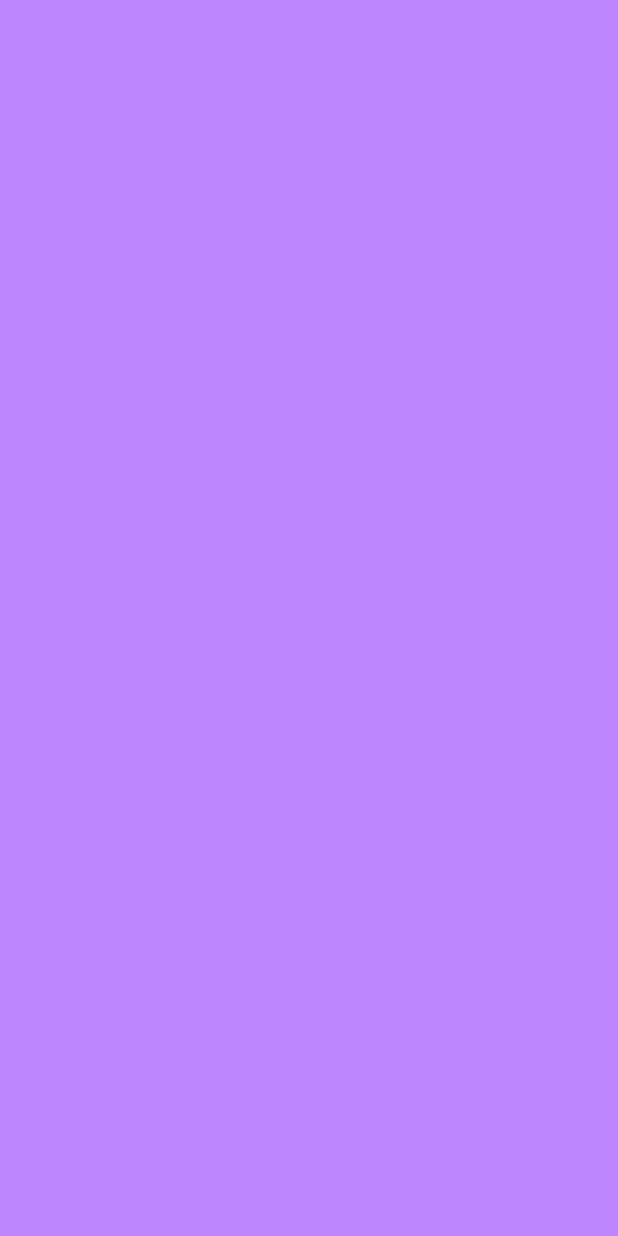
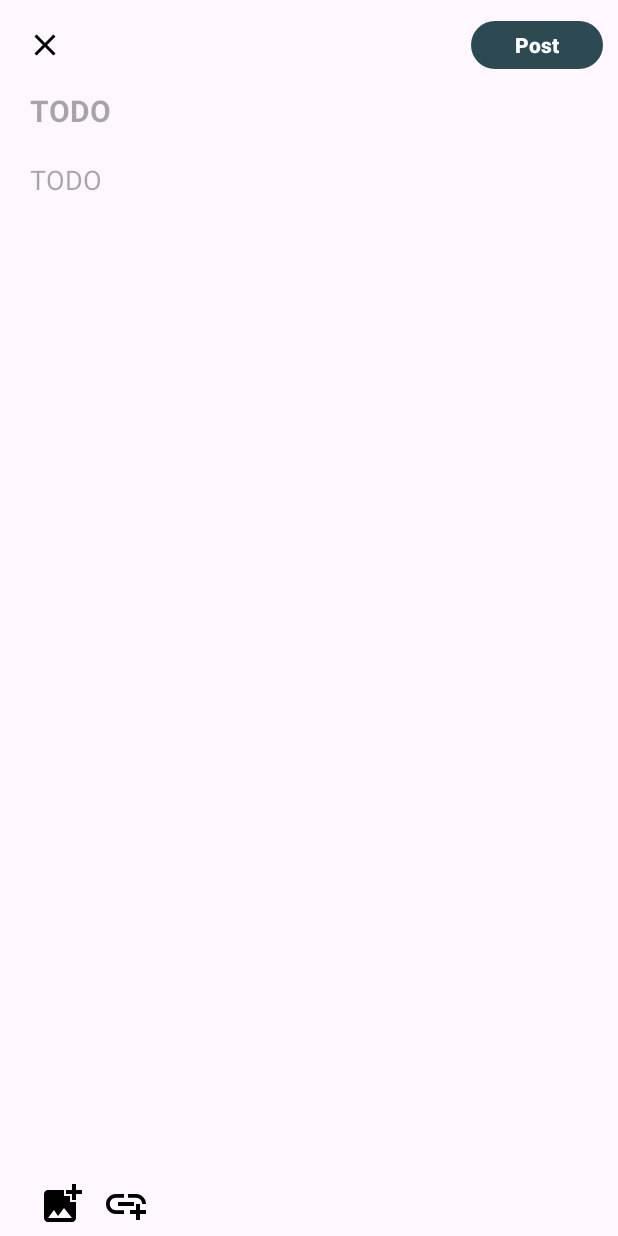
Before and after one commit to klenovn/ARTicle, an Android app: the screen it shows after launch (MainActivity), on a phone screen of 412 x 824 dp. Before the commit the screen is empty. Run offline under Robolectric (Android 15) with nearby library versions, the phone set to English and light mode, and no system bars.

Commit message:
Добавлен свёрстанный экран создания статьи

```diff
--- a/app/build.gradle.kts
+++ b/app/build.gradle.kts
@@ -36,6 +36,7 @@ android {
 }
 
 dependencies {
+    implementation("androidx.fragment:fragment-ktx:1.5.6")
 
     implementation("androidx.core:core-ktx:1.12.0")
     implementation("androidx.appcompat:appcompat:1.6.1")
--- a/app/src/main/AndroidManifest.xml
+++ b/app/src/main/AndroidManifest.xml
@@ -14,7 +14,8 @@
         tools:targetApi="31">
         <activity
             android:name=".MainActivity"
-            android:exported="true">
+            android:exported="true"
+            android:windowSoftInputMode="adjustResize">
             <intent-filter>
                 <action android:name="android.intent.action.MAIN"/>
                 <category android:name="android.intent.category.LAUNCHER"/>
--- /dev/null
+++ b/app/src/main/java/com/comrades/article/CreateArticleFragment.kt
@@ -0,0 +1,5 @@
+package com.comrades.article
+
+import androidx.fragment.app.Fragment
+
+class CreateArticleFragment : Fragment(R.layout.fragment_create_article)
--- a/app/src/main/java/com/comrades/article/MainActivity.kt
+++ b/app/src/main/java/com/comrades/article/MainActivity.kt
@@ -2,10 +2,18 @@ package com.comrades.article
 
 import android.os.Bundle
 import androidx.appcompat.app.AppCompatActivity
+import androidx.fragment.app.add
+import androidx.fragment.app.commit
 
 class MainActivity : AppCompatActivity() {
     override fun onCreate(savedInstanceState: Bundle?) {
         super.onCreate(savedInstanceState)
         setContentView(R.layout.activity_main)
+
+        if (savedInstanceState == null) {
+            supportFragmentManager.commit {
+                add<CreateArticleFragment>(R.id.fragment_container, "createArticle")
+            }
+        }
     }
 }
--- /dev/null
+++ b/app/src/main/res/drawable-night/baseline_add_link_24.xml
@@ -0,0 +1,5 @@
+<vector xmlns:android="http://schemas.android.com/apk/res/android" android:height="32dp" android:tint="#81D4FA" android:viewportHeight="24" android:viewportWidth="24" android:width="32dp">
+
+    <path android:fillColor="@android:color/white" android:pathData="M8,11h8v2L8,13zM20.1,12L22,12c0,-2.76 -2.24,-5 -5,-5h-4v1.9h4c1.71,0 3.1,1.39 3.1,3.1zM3.9,12c0,-1.71 1.39,-3.1 3.1,-3.1h4L11,7L7,7c-2.76,0 -5,2.24 -5,5s2.24,5 5,5h4v-1.9L7,15.1c-1.71,0 -3.1,-1.39 -3.1,-3.1zM19,12h-2v3h-3v2h3v3h2v-3h3v-2h-3z"/>
+
+</vector>
--- /dev/null
+++ b/app/src/main/res/drawable-night/baseline_add_photo_alternate_24.xml
@@ -0,0 +1,5 @@
+<vector xmlns:android="http://schemas.android.com/apk/res/android" android:height="32dp" android:tint="#81D4FA" android:viewportHeight="24" android:viewportWidth="24" android:width="32dp">
+
+    <path android:fillColor="@android:color/white" android:pathData="M19,7v2.99s-1.99,0.01 -2,0L17,7h-3s0.01,-1.99 0,-2h3L17,2h2v3h3v2h-3zM16,11L16,8h-3L13,5L5,5c-1.1,0 -2,0.9 -2,2v12c0,1.1 0.9,2 2,2h12c1.1,0 2,-0.9 2,-2v-8h-3zM5,19l3,-4 2,3 3,-4 4,5L5,19z"/>
+
+</vector>
--- /dev/null
+++ b/app/src/main/res/drawable-night/baseline_close_24.xml
@@ -0,0 +1,5 @@
+<vector xmlns:android="http://schemas.android.com/apk/res/android" android:height="24dp" android:tint="@color/colorPrimary" android:viewportHeight="24" android:viewportWidth="24" android:width="24dp">
+
+    <path android:fillColor="@android:color/white" android:pathData="M19,6.41L17.59,5 12,10.59 6.41,5 5,6.41 10.59,12 5,17.59 6.41,19 12,13.41 17.59,19 19,17.59 13.41,12z"/>
+
+</vector>
--- /dev/null
+++ b/app/src/main/res/drawable/baseline_add_link_24.xml
@@ -0,0 +1,5 @@
+<vector xmlns:android="http://schemas.android.com/apk/res/android" android:height="32dp" android:tint="#000000" android:viewportHeight="24" android:viewportWidth="24" android:width="32dp">
+
+    <path android:fillColor="@android:color/white" android:pathData="M8,11h8v2L8,13zM20.1,12L22,12c0,-2.76 -2.24,-5 -5,-5h-4v1.9h4c1.71,0 3.1,1.39 3.1,3.1zM3.9,12c0,-1.71 1.39,-3.1 3.1,-3.1h4L11,7L7,7c-2.76,0 -5,2.24 -5,5s2.24,5 5,5h4v-1.9L7,15.1c-1.71,0 -3.1,-1.39 -3.1,-3.1zM19,12h-2v3h-3v2h3v3h2v-3h3v-2h-3z"/>
+
+</vector>
--- /dev/null
+++ b/app/src/main/res/drawable/baseline_add_photo_alternate_24.xml
@@ -0,0 +1,5 @@
+<vector xmlns:android="http://schemas.android.com/apk/res/android" android:height="32dp" android:tint="#000000" android:viewportHeight="24" android:viewportWidth="24" android:width="32dp">
+
+    <path android:fillColor="@android:color/white" android:pathData="M19,7v2.99s-1.99,0.01 -2,0L17,7h-3s0.01,-1.99 0,-2h3L17,2h2v3h3v2h-3zM16,11L16,8h-3L13,5L5,5c-1.1,0 -2,0.9 -2,2v12c0,1.1 0.9,2 2,2h12c1.1,0 2,-0.9 2,-2v-8h-3zM5,19l3,-4 2,3 3,-4 4,5L5,19z"/>
+
+</vector>
--- /dev/null
+++ b/app/src/main/res/drawable/baseline_close_24.xml
@@ -0,0 +1,5 @@
+<vector xmlns:android="http://schemas.android.com/apk/res/android" android:height="24dp" android:tint="#000000" android:viewportHeight="24" android:viewportWidth="24" android:width="24dp">
+
+    <path android:fillColor="@android:color/white" android:pathData="M19,6.41L17.59,5 12,10.59 6.41,5 5,6.41 10.59,12 5,17.59 6.41,19 12,13.41 17.59,19 19,17.59 13.41,12z"/>
+
+</vector>
--- a/app/src/main/res/layout/activity_main.xml
+++ b/app/src/main/res/layout/activity_main.xml
@@ -1,7 +1,10 @@
 <?xml version="1.0" encoding="utf-8"?>
 <androidx.constraintlayout.widget.ConstraintLayout xmlns:android="http://schemas.android.com/apk/res/android"
     android:layout_width="match_parent"
-    android:layout_height="match_parent"
-    android:background="@color/purple_200">
+    android:layout_height="match_parent">
+    <androidx.fragment.app.FragmentContainerView
+        android:id="@+id/fragment_container"
+        android:layout_width="match_parent"
+        android:layout_height="match_parent"/>
 
 </androidx.constraintlayout.widget.ConstraintLayout>
--- /dev/null
+++ b/app/src/main/res/layout/fragment_create_article.xml
@@ -0,0 +1,98 @@
+<?xml version="1.0" encoding="utf-8"?>
+<androidx.constraintlayout.widget.ConstraintLayout xmlns:android="http://schemas.android.com/apk/res/android"
+    android:layout_width="match_parent"
+    android:layout_height="match_parent"
+    xmlns:app="http://schemas.android.com/apk/res-auto">
+
+    <androidx.constraintlayout.widget.ConstraintLayout
+        android:id="@+id/buttons_holder"
+        android:layout_width="match_parent"
+        android:layout_height="wrap_content"
+        android:layout_marginTop="10dp"
+        app:layout_constraintTop_toTopOf="parent">
+        <ImageButton
+            android:layout_width="40dp"
+            android:layout_height="40dp"
+            android:layout_marginStart="10dp"
+            android:background="?android:attr/selectableItemBackground"
+            android:src="@drawable/baseline_close_24"
+            app:layout_constraintTop_toTopOf="parent"
+            app:layout_constraintStart_toStartOf="parent"/>
+        <com.google.android.material.button.MaterialButton
+            android:layout_width="wrap_content"
+            android:layout_height="40dp"
+            android:layout_marginEnd="10dp"
+            android:text="@string/create_article_post_button"
+            android:textStyle="bold"
+            app:layout_constraintTop_toTopOf="parent"
+            app:layout_constraintEnd_toEndOf="parent"/>
+    </androidx.constraintlayout.widget.ConstraintLayout>
+
+    <androidx.core.widget.NestedScrollView
+        android:layout_width="match_parent"
+        android:layout_height="0dp"
+        app:layout_constraintTop_toBottomOf="@id/buttons_holder"
+        app:layout_constraintBottom_toTopOf="@id/create_article_add_content_buttons"
+        app:layout_constraintVertical_bias="0">
+        <androidx.constraintlayout.widget.ConstraintLayout
+            android:id="@+id/create_article_wrapper"
+            android:layout_marginStart="@dimen/create_article_default_margin"
+            android:layout_marginEnd="@dimen/create_article_default_margin"
+            android:layout_width="match_parent"
+            android:layout_height="wrap_content">
+
+            <EditText
+                android:id="@+id/article_heading"
+                android:layout_width="match_parent"
+                android:layout_height="wrap_content"
+                android:textStyle="bold"
+                android:hint="@string/todo"
+                android:scrollHorizontally="true"
+                android:singleLine="true"
+                app:layout_constraintTop_toTopOf="parent"
+                android:background="@null"
+                android:textSize="20sp"
+                android:layout_marginTop="10dp"/>
+            <EditText
+                android:id="@+id/article_content"
+                android:layout_marginTop="@dimen/create_article_default_margin"
+                android:layout_width="match_parent"
+                android:layout_height="wrap_content"
+                android:hint="@string/todo"
+                android:background="@null"
+                app:layout_constraintTop_toBottomOf="@id/article_heading"/>
+
+            <View
+                android:layout_width="match_parent"
+                android:layout_height="60dp"
+                app:layout_constraintTop_toBottomOf="@id/article_content"/>
+
+        </androidx.constraintlayout.widget.ConstraintLayout>
+    </androidx.core.widget.NestedScrollView>
+
+    <androidx.constraintlayout.widget.ConstraintLayout
+        android:id="@+id/create_article_add_content_buttons"
+        android:layout_width="match_parent"
+        android:layout_height="wrap_content"
+        app:layout_constraintBottom_toBottomOf="parent"
+        android:layout_marginStart="@dimen/create_article_default_margin">
+        <ImageButton
+            android:id="@+id/create_article_add_photo"
+            android:layout_width="wrap_content"
+            android:layout_height="wrap_content"
+            android:background="?android:attr/selectableItemBackground"
+            android:src="@drawable/baseline_add_photo_alternate_24"
+            app:layout_constraintTop_toTopOf="parent"
+            app:layout_constraintStart_toStartOf="parent"
+            android:padding="5dp"/>
+        <ImageButton
+            android:layout_width="wrap_content"
+            android:layout_height="wrap_content"
+            android:background="?android:attr/selectableItemBackground"
+            android:src="@drawable/baseline_add_link_24"
+            app:layout_constraintTop_toTopOf="parent"
+            app:layout_constraintStart_toEndOf="@id/create_article_add_photo"
+            android:padding="5dp"/>
+    </androidx.constraintlayout.widget.ConstraintLayout>
+
+</androidx.constraintlayout.widget.ConstraintLayout>
--- a/app/src/main/res/values-night/colors.xml
+++ b/app/src/main/res/values-night/colors.xml
@@ -2,4 +2,5 @@
 <resources>
     <color name="background">#141118</color>
     <color name="colorPrimary">#81D4FA</color>
+    <color name="colorPrimaryDark">@color/background</color>
 </resources>
--- a/app/src/main/res/values-night/themes.xml
+++ b/app/src/main/res/values-night/themes.xml
@@ -3,6 +3,7 @@
     <style name="Theme.Article" parent="Theme.Material3.DayNight.NoActionBar">
         <!-- Customize your dark theme here. -->
         <item name="colorPrimary">@color/colorPrimary</item>
+        <item name="colorPrimaryDark">@color/colorPrimaryDark</item>
         <!-- <item name="colorPrimary">@color/my_dark_primary</item> -->
     </style>
 </resources>
--- a/app/src/main/res/values/colors.xml
+++ b/app/src/main/res/values/colors.xml
@@ -9,4 +9,5 @@
     <color name="white">#FFFFFFFF</color>
     <color name="background">#FFFFFFFF</color>
     <color name="colorPrimary">#2D4A53</color>
+    <color name="colorPrimaryDark">@color/background</color>
 </resources>
--- /dev/null
+++ b/app/src/main/res/values/dimens.xml
@@ -0,0 +1,5 @@
+<?xml version="1.0" encoding="utf-8"?>
+<resources>
+    <dimen name="create_article_default_margin">20dp</dimen>
+    <dimen name="create_article_icon_size">48dp</dimen>
+</resources>
--- a/app/src/main/res/values/strings.xml
+++ b/app/src/main/res/values/strings.xml
@@ -1,3 +1,5 @@
 <resources>
     <string name="app_name">Article</string>
+    <string name="todo">TODO</string>
+    <string name="create_article_post_button">Post</string>
 </resources>
--- a/app/src/main/res/values/themes.xml
+++ b/app/src/main/res/values/themes.xml
@@ -3,6 +3,8 @@
     <style name="Theme.Article" parent="Theme.Material3.DayNight.NoActionBar">
         <!-- Customize your light theme here. -->
         <item name="colorPrimary">@color/colorPrimary</item>
+        <item name="colorPrimaryDark">@color/colorPrimaryDark</item>
         <!-- <item name="colorPrimary">@color/my_light_primary</item> -->
     </style>
+
 </resources>
--- a/build.gradle.kts
+++ b/build.gradle.kts
@@ -1,5 +1,5 @@
 // Top-level build file where you can add configuration options common to all sub-projects/modules.
 plugins {
-    id("com.android.application") version "8.2.0" apply false
+    id("com.android.application") version "8.3.0" apply false
     id("org.jetbrains.kotlin.android") version "1.9.10" apply false
 }
```
Also changed, not shown: gradle/wrapper/gradle-wrapper.properties.
